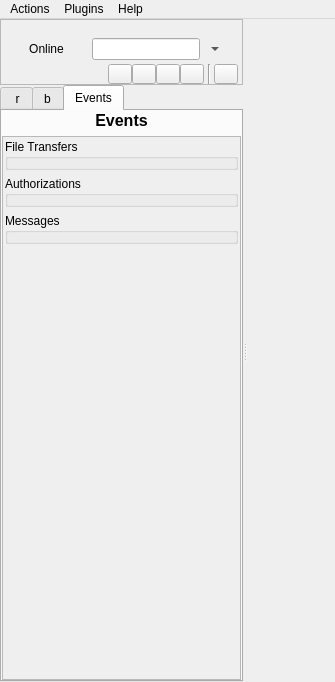
xmpp-graveyard/jabbim, file widgets/mainWindow.ui: the form before one commit.
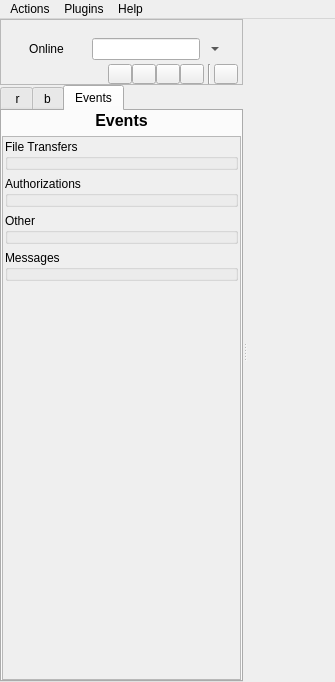
The form after the commit. The open tabs and pages were chosen to show the change. Icons and pictures are not drawn.

The edit to the form file:
```diff
--- a/widgets/mainWindow.ui
+++ b/widgets/mainWindow.ui
@@ -1061,6 +1061,19 @@
      </widget>
     </item>
     <item row="2" column="0" >
+     <widget class="QGroupBox" name="other" >
+      <property name="minimumSize" >
+       <size>
+        <width>0</width>
+        <height>30</height>
+       </size>
+      </property>
+      <property name="title" >
+       <string>Other</string>
+      </property>
+     </widget>
+    </item>
+    <item row="3" column="0" >
      <widget class="QGroupBox" name="messages" >
       <property name="minimumSize" >
        <size>
@@ -1073,7 +1086,7 @@
       </property>
      </widget>
     </item>
-    <item row="3" column="0" >
+    <item row="4" column="0" >
      <spacer name="verticalSpacer" >
       <property name="orientation" >
        <enum>Qt::Vertical</enum>
```
